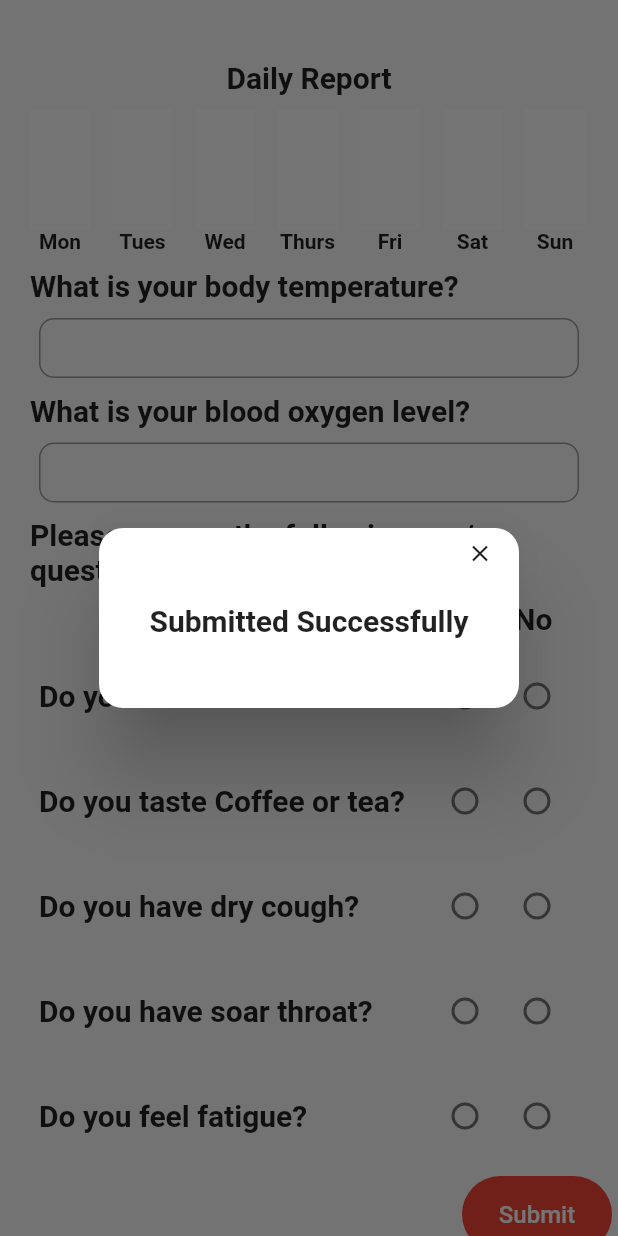
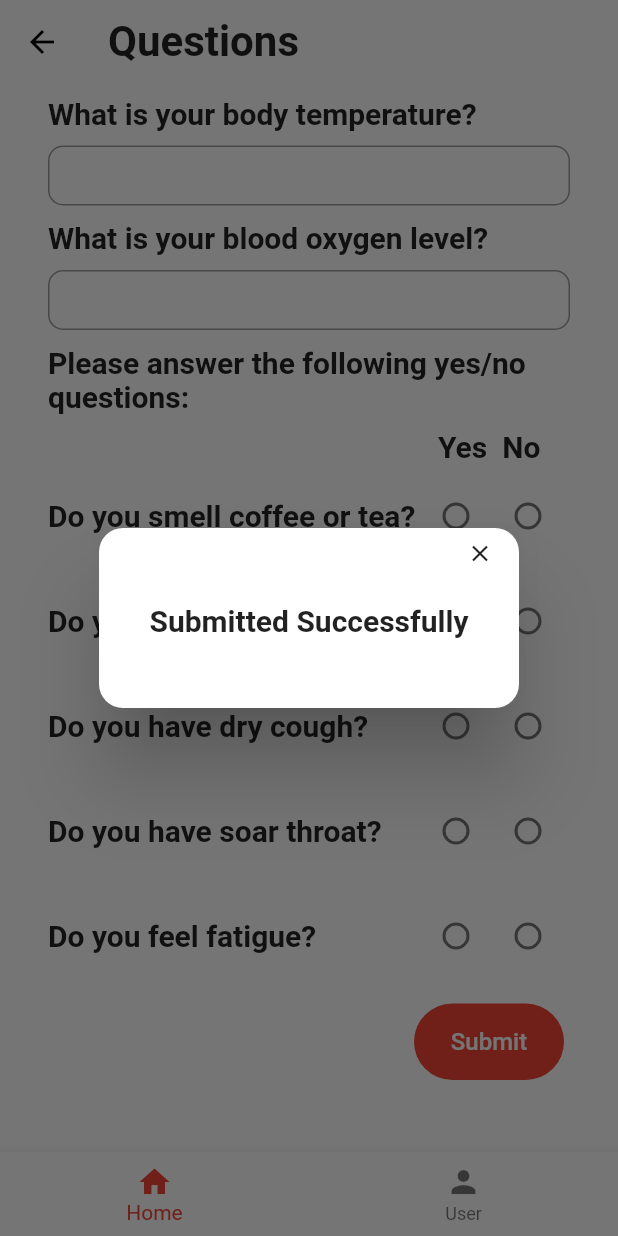
Before and after one commit to devenderbutani21/coronaVirusHomeChckup, a Flutter app: the QuestionnaireScreen screen opened directly, after a tap on "Submit", on a phone screen of 412 x 824 dp. Run offline on Flutter 3.47's test engine with Material 2 defaults, Android fonts, the phone set to English and light mode, and no system bars; Roboto replaces fonts that are missing (Arial).

```diff
--- a/lib/main.dart
+++ b/lib/main.dart
@@ -1,7 +1,7 @@
 import 'package:flutter/material.dart';
 
 import './screens/questionnaire_screen.dart';
-import 'widgets/radioButton_widget.dart';
+import './screens/dashboard_screen.dart';
 
 void main() {
   runApp(MyApp());
@@ -16,9 +16,15 @@ class MyApp extends StatelessWidget {
       debugShowCheckedModeBanner: false,
       theme: ThemeData(
         visualDensity: VisualDensity.adaptivePlatformDensity,
+        primarySwatch: Colors.red,
+        primaryColor: Colors.white,
+        canvasColor: Colors.white,
+        appBarTheme: AppBarTheme(
+          elevation: 0,
+          color: Colors.white,
+        ),
       ),
-      home: QuestionnaireScreen(),
-      // home: RadioButton(),
+      home: DashboardScreen(),
     );
   }
 }
--- /dev/null
+++ b/lib/screens/dashboard_screen.dart
@@ -0,0 +1,46 @@
+import 'package:flutter/material.dart';
+
+import '../widgets/text_widget.dart';
+import '../widgets/graphbar_widget.dart';
+
+var days = [
+  'Mon',
+  'Tues',
+  'Wed',
+  'Thurs',
+  'Fri',
+  'Sat',
+  'Sun',
+];
+
+class DashboardScreen extends StatefulWidget {
+  @override
+  _DashboardScreenState createState() => _DashboardScreenState();
+}
+
+class _DashboardScreenState extends State<DashboardScreen> {
+  @override
+  Widget build(BuildContext context) {
+    return Scaffold(
+      body: Column(
+        children: <Widget>[
+          SizedBox(
+            height: 40,
+          ),
+          TextWidget('Daily Report'),
+          SizedBox(
+            height: 10,
+          ),
+          Row(
+            children: [
+              SizedBox(
+                width: 20,
+              ),
+              for (var day in days) GraphBarWidget(day, false, false),
+            ],
+          ),
+        ],
+      ),
+    );
+  }
+}
--- a/lib/screens/questionnaire_screen.dart
+++ b/lib/screens/questionnaire_screen.dart
@@ -5,7 +5,6 @@ import 'submitted_screen.dart';
 import '../widgets/text_widget.dart';
 import '../widgets/questionyesno_widget.dart';
 import '../widgets/textfield_widget.dart';
-import '../widgets/graphbar_widget.dart';
 
 class QuestionnaireScreen extends StatefulWidget {
   @override
@@ -22,53 +21,43 @@ class _QuestionnaireScreenState extends State<QuestionnaireScreen> {
     'Do you have soar throat?',
     'Do you feel fatigue?'
   ];
+  int _selectedIndex = 0;
 
-  var days = [
-    'Mon',
-    'Tues',
-    'Wed',
-    'Thurs',
-    'Fri',
-    'Sat',
-    'Sun',
-  ];
+  void _onItemTapped(int index) {
+    setState(() {
+      _selectedIndex = index;
+    });
+  }
 
   @override
   Widget build(BuildContext context) {
     return Scaffold(
+      appBar: AppBar(
+        title: Text(
+          'Questions',
+          style: TextStyle(
+            fontWeight: FontWeight.bold,
+            fontSize: 28,
+          ),
+        ),
+      ),
       body: SingleChildScrollView(
+        child: Container(
+          padding: EdgeInsets.only(
+            top: 8,
+            bottom: 8,
+            left: 32,
+            right: 32,
+          ),
           child: Column(
             children: [
-            SizedBox(
-              height: 40,
-            ),
-            TextWidget('Daily Report'),
-            SizedBox(
-              height: 10,
-            ),
               Row(
-              children: [
-                SizedBox(
-                  width: 20,
-                ),
-                for (var day in days) GraphBarWidget(day, false, false),
-              ],
-            ),
-            SizedBox(
-              height: 10,
-            ),
-            Container(
-              margin: EdgeInsets.only(
-                left: 20,
-              ),
-              child: Row(
                 children: [
                   Expanded(
                     flex: 1,
                     child: TextWidget('What is your body temperature?'),
                   ),
                 ],
-              ),
               ),
               SizedBox(
                 height: 10,
@@ -81,18 +70,13 @@ class _QuestionnaireScreenState extends State<QuestionnaireScreen> {
               SizedBox(
                 height: 10,
               ),
-            Container(
-              margin: EdgeInsets.only(
-                left: 20,
-              ),
-              child: Row(
+              Row(
                 children: [
                   Expanded(
                     flex: 1,
                     child: TextWidget('What is your blood oxygen level?'),
                   ),
                 ],
-              ),
               ),
               SizedBox(
                 height: 10,
@@ -105,21 +89,14 @@ class _QuestionnaireScreenState extends State<QuestionnaireScreen> {
               SizedBox(
                 height: 10,
               ),
-            Container(
-              padding: EdgeInsets.only(
-                left: 20.0,
-                right: 20.0,
-              ),
-              child:
               TextWidget('Please answer the following yes/no questions:'),
-            ),
               SizedBox(
                 height: 10,
               ),
               Row(
                 children: <Widget>[
                   SizedBox(
-                  width: 300,
+                    width: 260,
                   ),
                   TextWidget('Yes'),
                   SizedBox(
@@ -143,7 +120,7 @@ class _QuestionnaireScreenState extends State<QuestionnaireScreen> {
               Row(
                 children: [
                   SizedBox(
-                  width: 308,
+                    width: 244,
                   ),
                   SizedBox(
                     width: 100,
@@ -180,6 +157,22 @@ class _QuestionnaireScreenState extends State<QuestionnaireScreen> {
             ],
           ),
         ),
+      ),
+      bottomNavigationBar: BottomNavigationBar(
+        items: const <BottomNavigationBarItem>[
+          BottomNavigationBarItem(
+            icon: Icon(Icons.home),
+            label: 'Home',
+          ),
+          BottomNavigationBarItem(
+            icon: Icon(Icons.person),
+            label: 'User',
+          ),
+        ],
+        currentIndex: _selectedIndex,
+        selectedItemColor: Colors.red,
+        onTap: _onItemTapped,
+      ),
     );
   }
 }
--- a/lib/widgets/questionyesno_widget.dart
+++ b/lib/widgets/questionyesno_widget.dart
@@ -16,7 +16,7 @@ class _QuestionYesNoState extends State<QuestionYesNo> {
   @override
   Widget build(BuildContext context) {
     return Container(
-      height: 60,
+      height: 50,
       width: 300,
       child: Column(
         children: [
@@ -30,9 +30,6 @@ class _QuestionYesNoState extends State<QuestionYesNo> {
               RadioButton(),
             ],
           ),
-          SizedBox(
-            height: 10,
-          ),
         ],
       ),
     );
--- a/lib/widgets/radioButton_widget.dart
+++ b/lib/widgets/radioButton_widget.dart
@@ -11,7 +11,7 @@ class _RadioButtonState extends State<RadioButton> {
   @override
   Widget build(BuildContext context) {
     return Container(
-      height: 60,
+      height: 50,
       width: 100,
       child: Row(
         children: [
```
Lines whose indentation alone changed are shown as unchanged.
